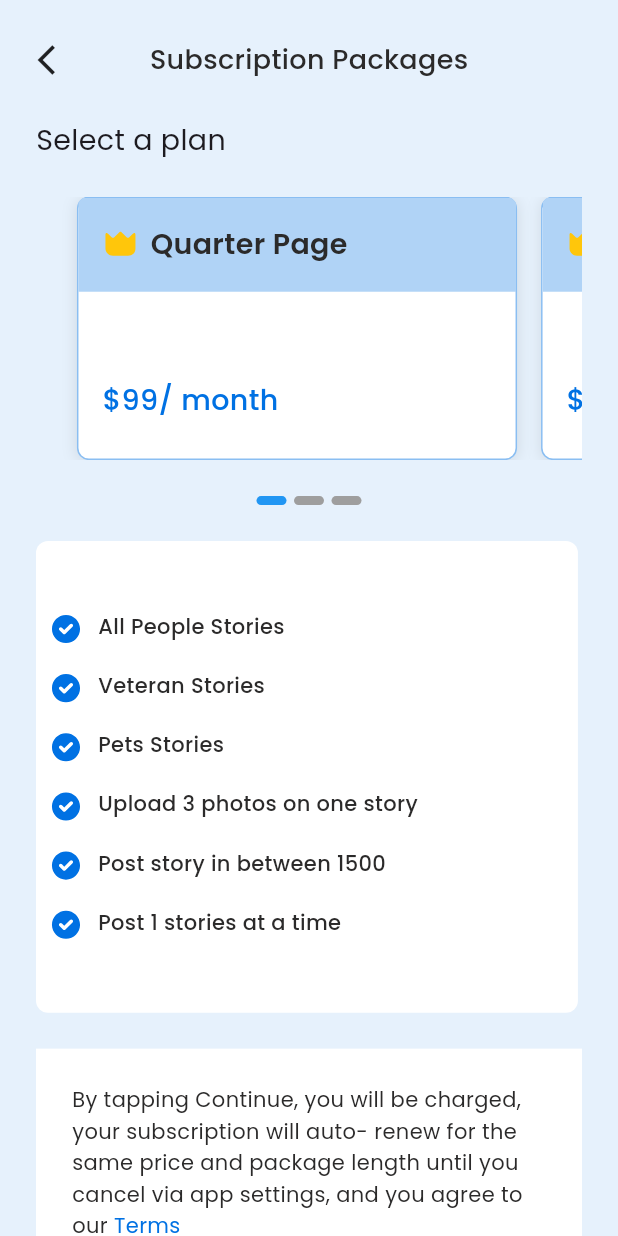
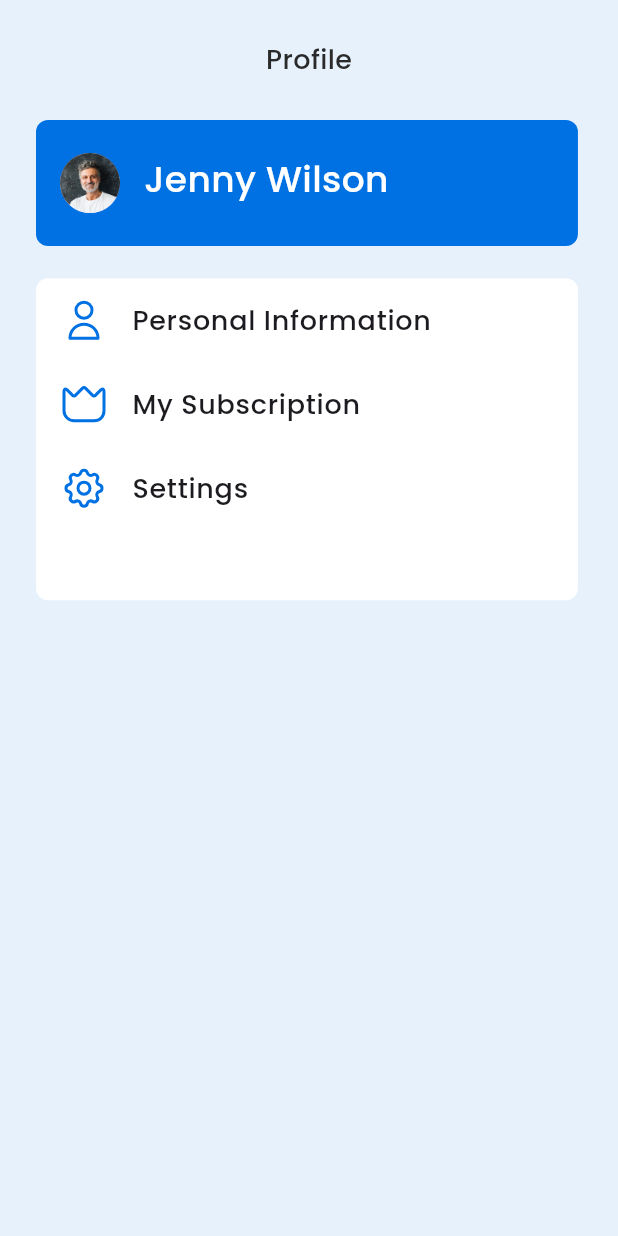
Before and after one commit to sagorahamed1/Memorial_Moments, a Flutter app: the screen it shows after launch, on a phone screen of 412 x 824 dp. Run offline on Flutter 3.47's test engine with Material 3 defaults, Android fonts, the phone set to English and light mode, and no system bars; drawn by our look-alikes of carousel_indicator; our stand-ins replace flutter_screenutil, flutter_svg, get, google_fonts, pin_code_fields.

Commit message:
profile done

```diff
--- a/lib/main.dart
+++ b/lib/main.dart
@@ -10,6 +10,8 @@ import 'views/screens/bottom_nab_bar/bottom_nav_bar.dart';
 import 'views/screens/home/home_screen.dart';
 import 'views/screens/paymentScreen/payment_screen.dart';
 import 'views/screens/privacyPolicy/privacy_policy_screen.dart';
+import 'views/screens/profile/profile_content_screen.dart';
+import 'views/screens/profile/profile_screen.dart';
 import 'views/screens/settings/settings_screen.dart';
 import 'views/screens/signUp/sign_up_screen.dart';
 import 'views/screens/subscription/subscription_screen.dart';
@@ -17,10 +19,12 @@ import 'views/screens/termsOfServices/termsof_services_screen.dart';
 
 
 void main() {
-  runApp(MyApp());
+  runApp(const MyApp());
 }
 
 class MyApp extends StatelessWidget {
+  const MyApp({super.key});
+
   @override
   Widget build(BuildContext context) {
     return ScreenUtilInit(
@@ -31,14 +35,14 @@ class MyApp extends StatelessWidget {
           scaffoldBackgroundColor: AppColors.bgColors, // Set the scaffold background color here
         ),
 
-        initialRoute:AppRoutes.subscriptionScreen,
+        initialRoute:AppRoutes.profileContentScreen,
         navigatorKey: Get.key,
-        home: SubscriptionScreen(),
+        home: const ProfileContentScreen(),
         // home: HomeScreen(),
         getPages: AppRoutes.Routes(),
 
       ),
-      designSize: Size(390, 844),
+      designSize: const Size(390, 844),
 
     );
   }
--- a/lib/routes/app_routes.dart
+++ b/lib/routes/app_routes.dart
@@ -14,6 +14,8 @@ import 'package:memorial/views/screens/privacyPolicy/privacy_policy_screen.dart'
 import 'package:memorial/views/screens/profile/edit_personal_informaiton_screen.dart';
 import 'package:memorial/views/screens/profile/my_subscription_screen.dart';
 import 'package:memorial/views/screens/profile/personal_Info_screen.dart';
+import 'package:memorial/views/screens/profile/profile_content_screen.dart';
+import 'package:memorial/views/screens/profile/profile_screen.dart';
 import 'package:memorial/views/screens/resetPassword/reset_rassword_screen.dart';
 import 'package:memorial/views/screens/search/search_screen.dart';
 import 'package:memorial/views/screens/settings/settings_screen.dart';
@@ -51,6 +53,8 @@ class AppRoutes{
   static const String editPersonalInformaitonScreen = "/EditPersonalInformaitonScreen";
   static const String mySubscriptionScreen = "/MySubscriptionScreen";
   static const String myStoryArchiveScreen = "/MyStoryArchiveScreen";
+  static const String profileScreen = "/ProfileScreen";
+  static const String profileContentScreen = "/ProfileContentScreen";
 
   static List <GetPage> Routes ()=>[
     GetPage(name: AppRoutes.splashScreen, page: ()=>SplashScreen()),
@@ -77,6 +81,8 @@ class AppRoutes{
     GetPage(name: AppRoutes.personalInfoScreen, page: ()=>PersonalInfoScreen()),
     GetPage(name: AppRoutes.editPersonalInformaitonScreen, page: ()=>EditPersonalInformaitonScreen()),
     GetPage(name: AppRoutes.mySubscriptionScreen, page: ()=>MySubscriptionScreen()),
-    GetPage(name: AppRoutes.myStoryArchiveScreen, page: ()=>MyStoryArchiveScreen())
+    GetPage(name: AppRoutes.myStoryArchiveScreen, page: ()=>MyStoryArchiveScreen()),
+    GetPage(name: AppRoutes.profileScreen, page: ()=>ProfileScreen()),
+    GetPage(name: AppRoutes.profileContentScreen, page: ()=>ProfileContentScreen())
   ];
 }
--- a/lib/utils/app_constants.dart
+++ b/lib/utils/app_constants.dart
@@ -71,6 +71,9 @@ class AppConstants {
   static const String byTapping    = "By tapping Continue, you will be charged, your subscription will auto- renew for the same price and package length until you cancel via app settings, and you agree to our ";
   static const String terms    = "Terms";
   static const String continu   = "Continue";
+  static const String goTo   = "Go to Subscription";
+  static const String skipNow   = "Skip for Now";
+  static const String upGrade   = "Upgrade to Preimium for better experience";
 
   ///=================> Payment screen <=====================
   static const String purchaseQuarter   = "Purchase Quarter Page";
--- /dev/null
+++ b/lib/views/screens/profile/profile_content_screen.dart
@@ -0,0 +1,179 @@
+import 'package:flutter/material.dart';
+import 'package:flutter_screenutil/flutter_screenutil.dart';
+import 'package:flutter_svg/svg.dart';
+import 'package:get/get.dart';
+import 'package:memorial/routes/app_routes.dart';
+import 'package:memorial/utils/app_colors.dart';
+import 'package:memorial/utils/app_constants.dart';
+import 'package:memorial/utils/app_icons.dart';
+import 'package:memorial/utils/app_images.dart';
+import 'package:memorial/utils/dimensions.dart';
+import 'package:memorial/views/widgets/custom_app_bar.dart';
+import 'package:memorial/views/widgets/custom_text.dart';
+import 'package:memorial/views/widgets/custom_text_field.dart';
+
+import '../../widgets/custom_buttom.dart';
+
+class ProfileContentScreen extends StatefulWidget {
+  const ProfileContentScreen({super.key});
+
+  @override
+  State<ProfileContentScreen> createState() => _ProfileContentScreenState();
+}
+
+class _ProfileContentScreenState extends State<ProfileContentScreen> {
+  @override
+  Widget build(BuildContext context) {
+    return Scaffold(
+      appBar: CustomAppBar(
+          title: AppConstants.profile,
+          onprass: () {
+            Get.back();
+          }),
+      body: Padding(
+        padding: const EdgeInsets.symmetric(
+            horizontal: Dimensions.paddingSizeExtraLarge),
+        child: Column(
+          crossAxisAlignment: CrossAxisAlignment.center,
+          children: [
+            Container(
+              height: 86.h,
+              width: 342.w,
+              decoration: BoxDecoration(
+                borderRadius: BorderRadius.circular(8),
+                color: AppColors.blue500,
+              ),
+              child: Column(
+                mainAxisAlignment: MainAxisAlignment.center,
+                children: [
+                  Container(
+                    padding: const EdgeInsets.all(16),
+                    child: Row(
+                      crossAxisAlignment: CrossAxisAlignment.start,
+                      children: [
+                        CircleAvatar(
+                          child: Image.asset(appImages.profileImage),
+                        ),
+                        Container(
+                          margin: const EdgeInsets.only(left: 16),
+                          child: CustomText(
+                            text: AppConstants.jennyWilson,
+                            fontsize: Dimensions.fontSizeOverLarge,
+                            fontWeight: FontWeight.w500,
+                            color: AppColors.white,
+                          ),
+                        )
+                      ],
+                    ),
+                  ),
+                ],
+              ),
+            ),
+            SizedBox(
+              height: 22.h,
+            ),
+            Container(
+              height: 220.h,
+              width: 342.w,
+              decoration: BoxDecoration(
+                  borderRadius: BorderRadius.circular(8),
+                  color: AppColors.white),
+              child: Column(
+                children: [
+                  ListTile(
+                    onTap: () {
+                      Get.toNamed(AppRoutes.personalInfoScreen);
+                    },
+                    leading: SvgPicture.asset(AppIcons.userIcon),
+                    title: CustomText(
+                      text: AppConstants.poersonalInformation,
+                      fontWeight: FontWeight.w500,
+                      fontsize: Dimensions.fontSizeExtraLarge,
+                    ),
+                  ),
+                  ListTile(
+                    onTap: () {
+                      dialogPupUp();
+                    },
+                    leading: SvgPicture.asset(AppIcons.crownWhite),
+                    title: CustomText(
+                      text: AppConstants.mySubscription,
+                      fontWeight: FontWeight.w500,
+                      fontsize: Dimensions.fontSizeExtraLarge,
+                    ),
+                  ),
+                  ListTile(
+                    onTap: () {
+                      Get.toNamed(AppRoutes.settingsScreen);
+                    },
+                    leading: SvgPicture.asset(AppIcons.setting),
+                    title: CustomText(
+                      text: AppConstants.setting,
+                      fontWeight: FontWeight.w500,
+                      fontsize: Dimensions.fontSizeExtraLarge,
+                    ),
+                  ),
+                ],
+              ),
+            )
+          ],
+        ),
+      ),
+    );
+  }
+
+  dialogPupUp() {
+    showDialog(
+        context: context,
+        builder: (context) {
+          return StatefulBuilder(builder: (context, setStateForDialog) {
+            return AlertDialog(
+              backgroundColor: AppColors.bgColors,
+              shape: const RoundedRectangleBorder(
+                  borderRadius: BorderRadius.all(Radius.circular(15.0))),
+              scrollable: true,
+              contentPadding: const EdgeInsets.all(20),
+              content: Column(
+                children: [
+                  SvgPicture.asset(
+                    AppIcons.crown,
+                    width: 60.w,
+                    height: 60.h,
+                  ),
+                  const SizedBox(
+                    height: 16,
+                  ),
+                  CustomText(
+                    text: AppConstants.upGrade,
+                    fontsize: 16,
+                    fontWeight: FontWeight.w400,
+                  ),
+                  const SizedBox(
+                    height: 24,
+                  ),
+                  CustomButton(
+                      title: AppConstants.goTo,
+                      onpress: () {
+                        Get.toNamed(AppRoutes.subscriptionScreen);
+                      }),
+                  const SizedBox(
+                    height: 16,
+                  ),
+                  TextButton(
+                    onPressed: () {
+                      Get.back();
+                    },
+                    child: CustomText(
+                      text: AppConstants.skipNow,
+                      color: Colors.red,
+                      fontsize: 18,
+                      fontWeight: FontWeight.w500,
+                    ),
+                  ),
+                ],
+              ),
+            );
+          });
+        });
+  }
+}
--- a/lib/views/screens/profile/profile_screen.dart
+++ b/lib/views/screens/profile/profile_screen.dart
@@ -99,7 +99,7 @@ class ProfileScreen extends StatelessWidget {
 
             ///----------------------------2nd stage other infomaition------------------------>
             Container(
-              height: 235.h,
+              height: 270.h,
               width: 342.w,
               decoration: BoxDecoration(
                   borderRadius: BorderRadius.circular(8),
--- a/lib/views/screens/settings/settings_screen.dart
+++ b/lib/views/screens/settings/settings_screen.dart
@@ -24,7 +24,9 @@ class _SettingsScreenState extends State<SettingsScreen> {
       appBar: CustomAppBar(
           title: AppConstants.settings,
           leading: const Icon(Icons.arrow_back_ios),
-          onprass: () {}),
+          onprass: () {
+            Get.back();
+          }),
       body: Padding(
         padding: const EdgeInsets.symmetric(horizontal: 24),
         child: Column(
--- a/lib/views/widgets/custom_app_bar.dart
+++ b/lib/views/widgets/custom_app_bar.dart
@@ -3,13 +3,13 @@ import 'package:google_fonts/google_fonts.dart';
 
 class CustomAppBar extends StatelessWidget implements PreferredSizeWidget {
   final String title;
-  final Icon leading;
+  final Icon? leading;
   Function() onprass;
 
   CustomAppBar({
     super.key,
     required this.title,
-    required this.leading,
+    this.leading,
     required this.onprass,
   });
 
```
